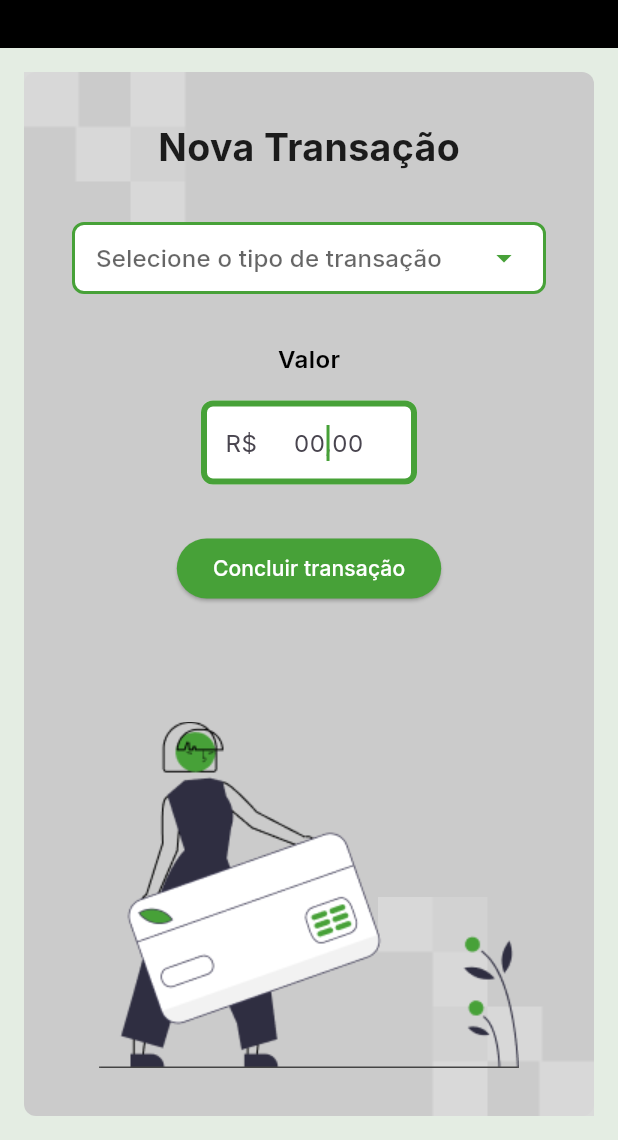
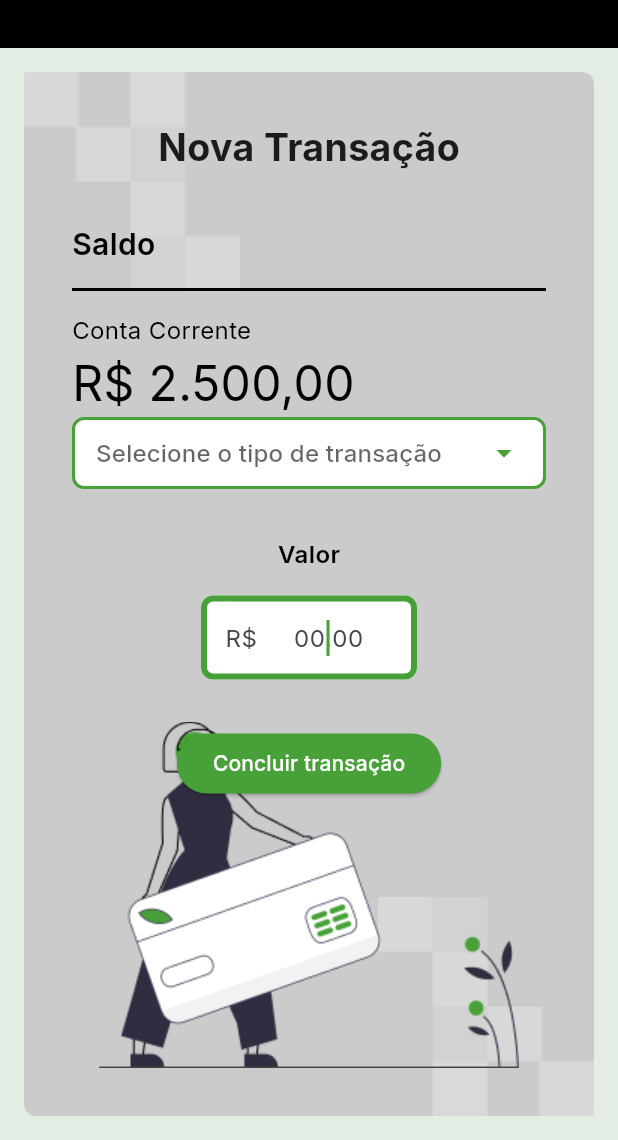
Before and after one commit to thiagoaires/orientacao_pacotes, a Flutter app: the TransfersPage screen opened by its route, on a phone screen of 412 x 824 dp, the part 96-1236 px from its top. Run offline on Flutter 3.47's test engine with Material 2 defaults, Android fonts, the phone set to English and light mode, and no system bars; our stand-ins replace google_fonts.

Commit message:
conclusao modulo 2

```diff
--- a/lib/home/screens/home_page.dart
+++ b/lib/home/screens/home_page.dart
@@ -1,8 +1,8 @@
+import 'package:bytebank_balance/bytebank_balance.dart';
 import 'package:flutter/material.dart';
 import 'package:flutter_bytebank/_core/constants/bytebank_screens.dart';
 import 'package:flutter_bytebank/_core/widgets/appbar_widget.dart';
 import 'package:flutter_bytebank/_core/widgets/drawer_widget.dart';
-import 'package:flutter_bytebank/_core/widgets/balance_widget.dart';
 import 'package:flutter_bytebank/home/widgets/home_background_widget.dart';
 import 'package:flutter_bytebank/home/widgets/home_title_widget.dart';
 
@@ -20,7 +20,9 @@ class HomePage extends StatelessWidget {
       body: const HomeBackgroundWidget(
         children: [
           HomeTitleWidget(),
-          BalanceWidget(),
+          BytebankBalance(
+            color: Colors.white,
+          ),
         ],
       ),
     );
--- a/lib/statement/widgets/statement_transfers_list_widget.dart
+++ b/lib/statement/widgets/statement_transfers_list_widget.dart
@@ -1,6 +1,6 @@
+import 'package:bytebank_balance/bytebank_balance.dart';
 import 'package:flutter/material.dart';
 import 'package:flutter_bytebank/_core/constants/bytebank_colors.dart';
-import 'package:flutter_bytebank/_core/widgets/balance_widget.dart';
 import 'package:flutter_bytebank/_core/widgets/height_margin.dart';
 import 'package:flutter_bytebank/statement/widgets/transfer_widget.dart';
 import 'package:google_fonts/google_fonts.dart';
@@ -52,7 +52,7 @@ class StatementTransfersListWidget extends StatelessWidget {
 
       widgets.add(const HeightMargin(MarginType.small));
 
-      widgets.add(const BalanceWidget(
+      widgets.add(const BytebankBalance(
         color: BytebankColors.black,
       ));
 
--- a/lib/transfers/screens/transfers_page.dart
+++ b/lib/transfers/screens/transfers_page.dart
@@ -1,3 +1,4 @@
+import 'package:bytebank_balance/bytebank_balance.dart';
 import 'package:flutter/material.dart';
 import 'package:flutter_bytebank/_core/constants/bytebank_colors.dart';
 import 'package:flutter_bytebank/_core/constants/bytebank_transfers_types.dart';
@@ -36,6 +37,9 @@ class _TransfersPageState extends State<TransfersPage> {
         children: [
           const TransferTitleWidget(),
           const HeightMargin(MarginType.large),
+          const BytebankBalance(
+            color: BytebankColors.black,
+          ),
           TransferTransitionTypeWidget(
             transferType: transferType,
             onChanged: (value) {
--- /dev/null
+++ b/packages/bytebank_balance/analysis_options.yaml
@@ -0,0 +1,4 @@
+include: package:flutter_lints/flutter.yaml
+
+# Additional information about this file can be found at
+# https://dart.dev/guides/language/analysis-options
--- /dev/null
+++ b/packages/bytebank_balance/lib/bytebank_balance.dart
@@ -0,0 +1,5 @@
+library bytebank_balance;
+
+import 'package:flutter/material.dart';
+
+part 'widgets/bytebank_balance.dart';
--- a/lib/_core/widgets/balance_widget.dart
+++ b/packages/bytebank_balance/lib/widgets/bytebank_balance.dart
@@ -1,12 +1,10 @@
-import 'package:flutter/material.dart';
+part of '../bytebank_balance.dart';
 
-import '../constants/bytebank_colors.dart';
-
-class BalanceWidget extends StatelessWidget {
+class BytebankBalance extends StatelessWidget {
   final Color color;
-  const BalanceWidget({
+  const BytebankBalance({
     super.key,
-    this.color = BytebankColors.white,
+    required this.color,
   });
 
   @override
--- a/pubspec.yaml
+++ b/pubspec.yaml
@@ -11,6 +11,8 @@ dependencies:
     sdk: flutter
   google_fonts: ^5.1.0
   intl: ^0.18.1
+  bytebank_balance:
+    path: "./packages/bytebank_balance"
 
 dev_dependencies:
   flutter_test:
```
Also changed, not shown: packages/bytebank_balance/pubspec.yaml (added, +20 -0 lines), 20 other files.
